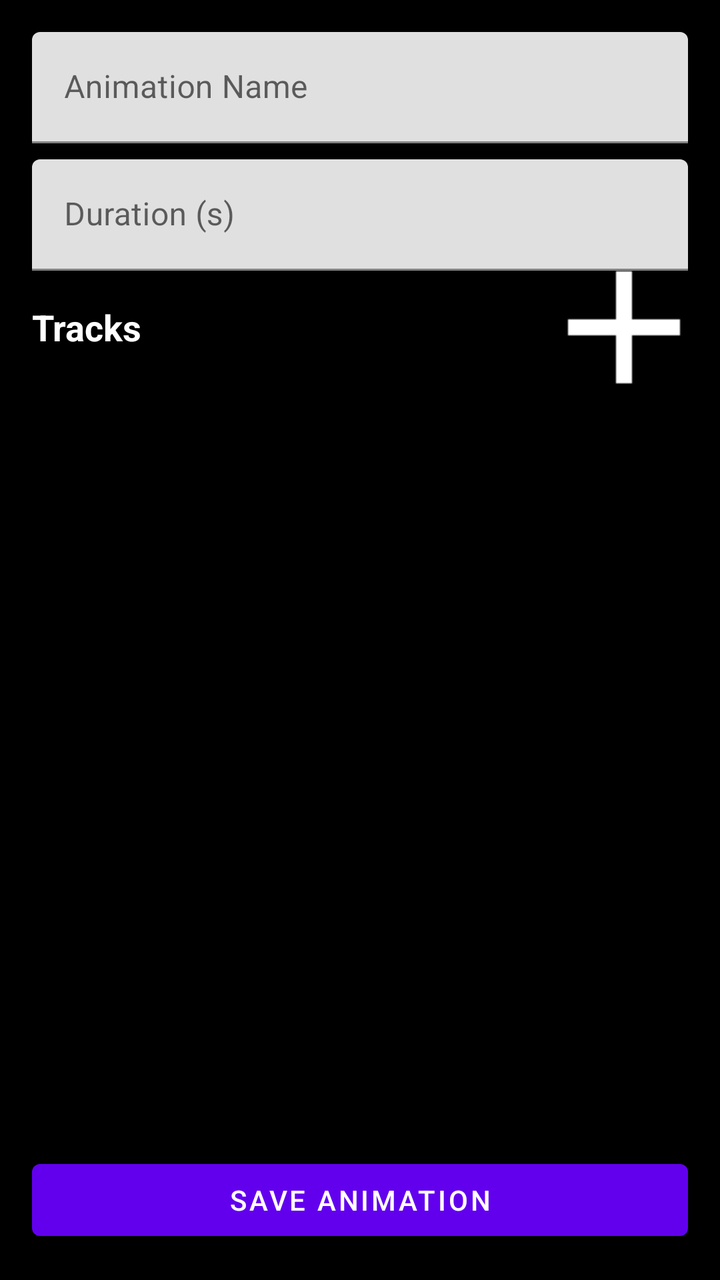
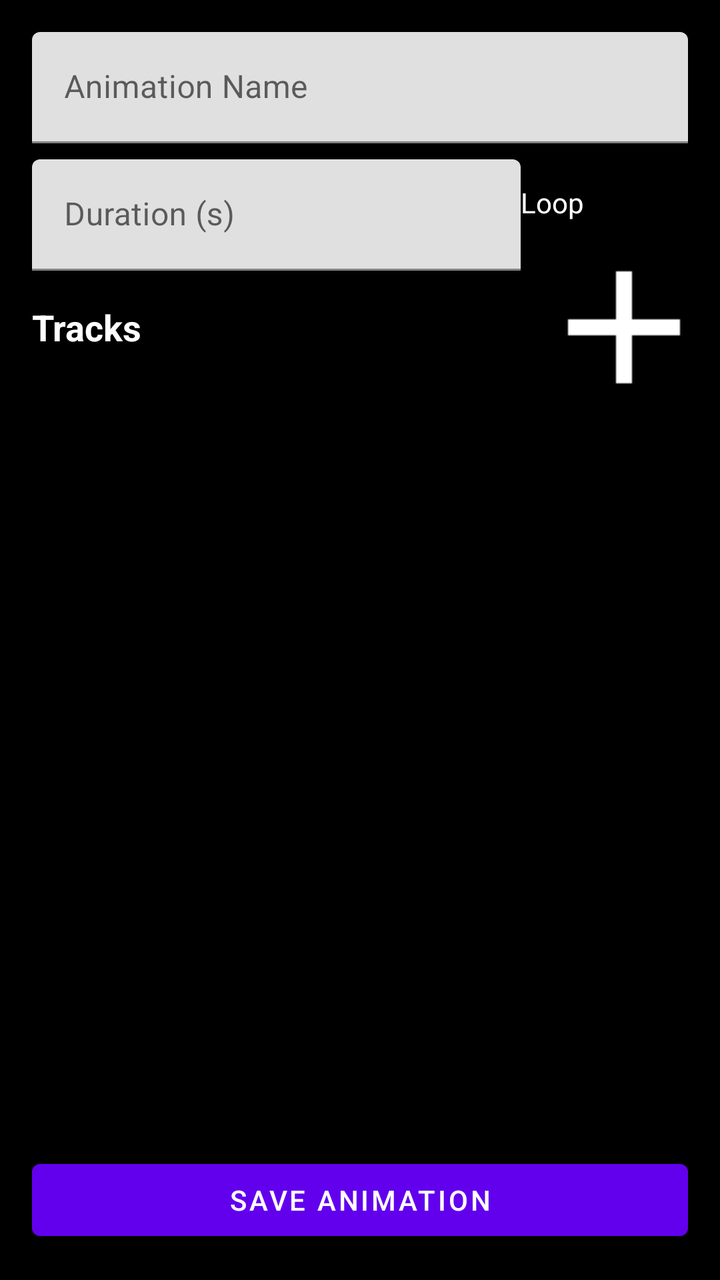

Two renders of the same Android screen: before a commit and after it. Below are the layout's source before the change and the commit's diff.
<!-- AndroidManifest.xml: application theme GdxTheme -->
<!-- res/layout/activity_timeline_animation_editor.xml -->
<?xml version="1.0" encoding="utf-8"?>
<androidx.constraintlayout.widget.ConstraintLayout xmlns:android="http://schemas.android.com/apk/res/android"
    xmlns:app="http://schemas.android.com/apk/res-auto"
    xmlns:tools="http://schemas.android.com/tools"
    android:layout_width="match_parent"
    android:layout_height="match_parent"
    android:background="#000000"
    android:padding="16dp"
    tools:context=".android.activities.EditorTimelineAnimationEditorActivity">

    <com.google.android.material.textfield.TextInputLayout
        android:id="@+id/name_layout"
        android:layout_width="match_parent"
        android:layout_height="wrap_content"
        android:hint="Animation Name"
        app:layout_constraintTop_toTopOf="parent">

        <com.google.android.material.textfield.TextInputEditText
            android:id="@+id/name_input"
            android:layout_width="match_parent"
            android:layout_height="wrap_content"
            android:inputType="text" />
    </com.google.android.material.textfield.TextInputLayout>

    <com.google.android.material.textfield.TextInputLayout
        android:id="@+id/duration_layout"
        android:layout_width="0dp"
        android:layout_height="wrap_content"
        android:layout_marginTop="8dp"
        android:hint="Duration (s)"
        app:layout_constraintEnd_toStartOf="@+id/looping_switch"
        app:layout_constraintStart_toStartOf="parent"
        app:layout_constraintTop_toBottomOf="@id/name_layout">

        <com.google.android.material.textfield.TextInputEditText
            android:id="@+id/duration_input"
            android:layout_width="match_parent"
            android:layout_height="wrap_content"
            android:inputType="numberDecimal" />
    </com.google.android.material.textfield.TextInputLayout>

    <com.google.android.material.materialswitch.MaterialSwitch
        android:id="@+id/looping_switch"
        android:layout_width="wrap_content"
        android:layout_height="wrap_content"
        android:layout_marginStart="16dp"
        android:text="Loop"
        android:textColor="#FFFFFF"
        app:layout_constraintBottom_toBottomOf="@id/duration_layout"
        app:layout_constraintEnd_toEndOf="parent"
        app:layout_constraintTop_toTopOf="@id/duration_layout" />

    <TextView
        android:id="@+id/tracks_title"
        android:layout_width="wrap_content"
        android:layout_height="wrap_content"
        android:layout_marginTop="16dp"
        android:text="Tracks"
        android:textColor="#FFFFFF"
        android:textSize="18sp"
        android:textStyle="bold"
        app:layout_constraintStart_toStartOf="parent"
        app:layout_constraintTop_toBottomOf="@id/duration_layout" />

    <ImageButton
        android:id="@+id/add_track_button"
        android:layout_width="wrap_content"
        android:layout_height="wrap_content"
        android:background="?attr/selectableItemBackgroundBorderless"
        android:contentDescription="Add Track"
        android:src="@drawable/add_button"
        app:layout_constraintBottom_toBottomOf="@id/tracks_title"
        app:layout_constraintEnd_toEndOf="parent"
        app:layout_constraintTop_toTopOf="@id/tracks_title" />

    <ScrollView
        android:layout_width="match_parent"
        android:layout_height="0dp"
        android:layout_marginTop="8dp"
        android:layout_marginBottom="8dp"
        app:layout_constraintBottom_toTopOf="@+id/save_button"
        app:layout_constraintTop_toBottomOf="@id/tracks_title">

        <LinearLayout
            android:id="@+id/tracks_container"
            android:layout_width="match_parent"
            android:layout_height="wrap_content"
            android:orientation="vertical" />
    </ScrollView>

    <Button
        android:id="@+id/save_button"
        android:layout_width="match_parent"
        android:layout_height="wrap_content"
        android:text="Save Animation"
        app:layout_constraintBottom_toBottomOf="parent" />

</androidx.constraintlayout.widget.ConstraintLayout>
<!-- resources referenced by this layout -->
<resources>
  <!-- drawable add_button: png bitmap (drawable, 309 bytes) -->
  <style name="GdxTheme" parent="Theme.MaterialComponents.DayNight.NoActionBar">
          <item name="android:windowFullscreen">true</item>
          <item name="android:colorBackground">@color/background</item>
      </style>
  <color name="background">#FFFFFFFF</color>
</resources>

<!-- the commit's change to res/layout/activity_timeline_animation_editor.xml (unified diff, before → after) -->
@@ -46,6 +46,8 @@
         android:layout_marginStart="16dp"
         android:text="Loop"
         android:textColor="#FFFFFF"
+        android:textOff=""
+        android:textOn=""
         app:layout_constraintBottom_toBottomOf="@id/duration_layout"
         app:layout_constraintEnd_toEndOf="parent"
         app:layout_constraintTop_toTopOf="@id/duration_layout" />
